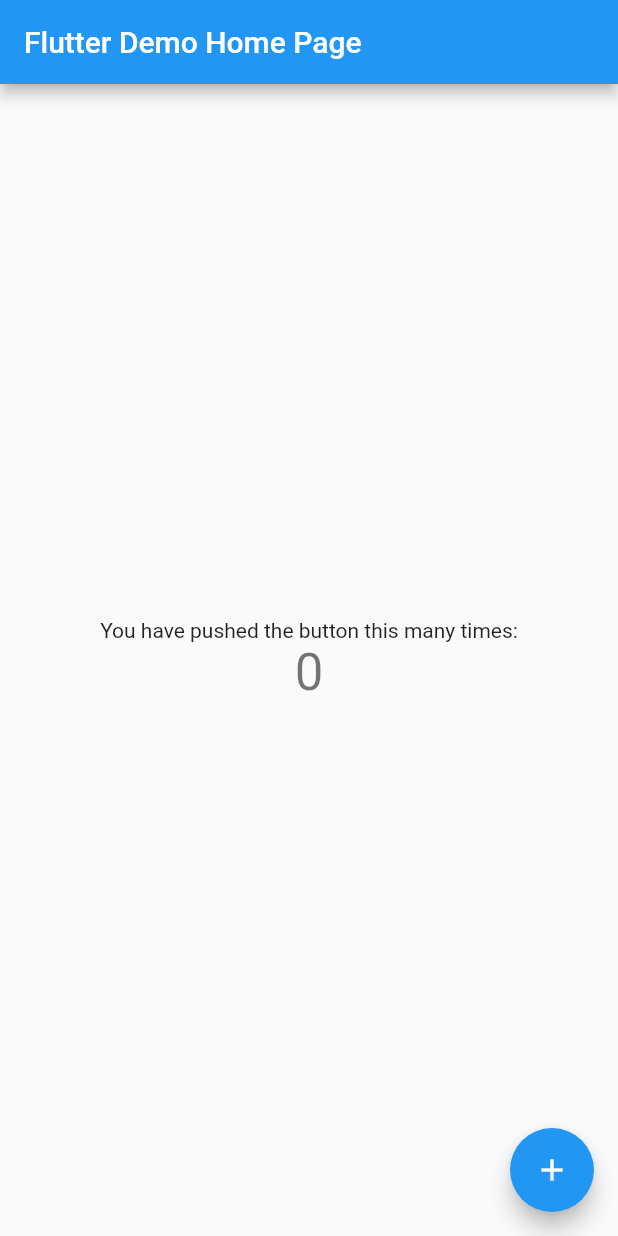
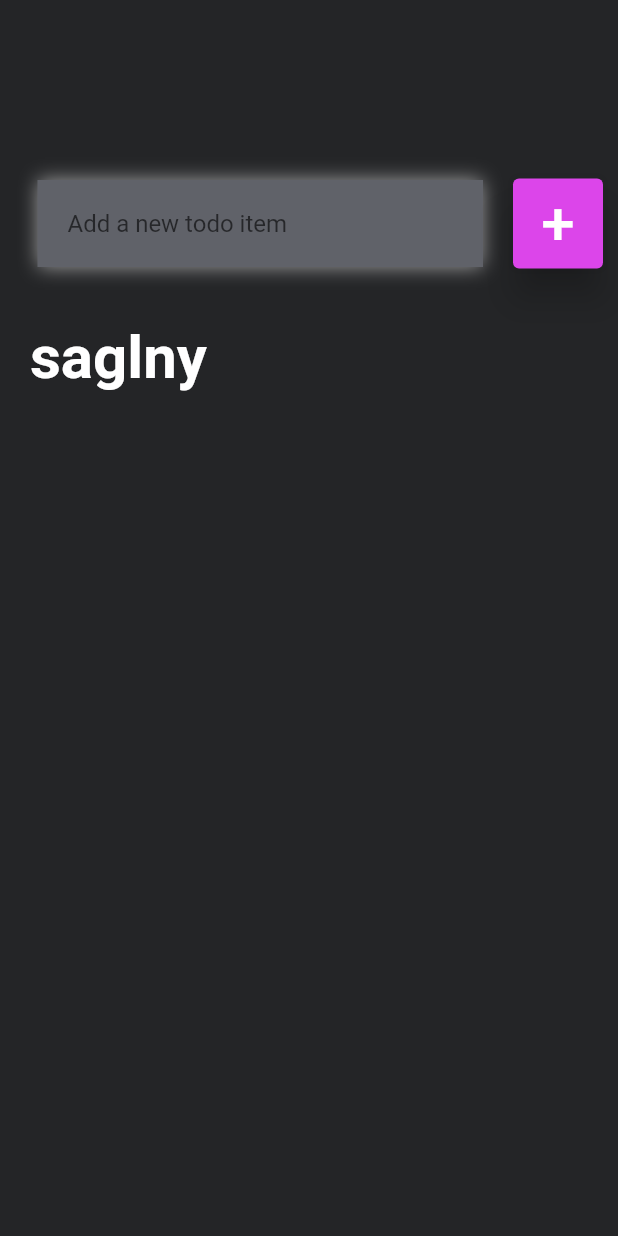
Before and after one commit to lamisab/Flutter-ToDo_list, a Flutter app: the screen it shows after launch, on a phone screen of 412 x 824 dp. Run offline on Flutter 3.47's test engine with Material 2 defaults, Android fonts, the phone set to English and light mode, and no system bars; our stand-ins replace get.

Commit message:
update with Getx

```diff
--- /dev/null
+++ b/lib/Controller/homecontroller.dart
@@ -0,0 +1,27 @@
+import 'package:get/get_state_manager/get_state_manager.dart';
+
+import '../model/todo.dart';
+
+class homeController extends GetxController {
+  String? id;
+  String? todoText;
+  bool? isDone;
+  final todosList = ToDo.todoList();
+
+  handleToDoChange(ToDo todo) {
+    todo.isDone = !todo.isDone;
+  }
+
+  deleteToDoItem(String id) {
+    todosList.removeWhere((item) => item.id == id);
+    update();
+  }
+
+  addToDoItem(String toDo) {
+    todosList.add(ToDo(
+      id: DateTime.now().millisecondsSinceEpoch.toString(),
+      todoText: toDo,
+    ));
+    update();
+  }
+}
--- /dev/null
+++ b/lib/constants/colors.dart
@@ -0,0 +1,9 @@
+import 'package:flutter/material.dart';
+
+const Color tdRed = Color.fromARGB(255, 220, 69, 234);
+const Color tdBlue = Color.fromARGB(255, 220, 69, 234);
+
+const Color tdBlack = Color(0xFF3A3A3A);
+const Color tdGrey = Color.fromARGB(255, 214, 96, 96);
+
+const Color tdBGColor = Color.fromARGB(255, 36, 37, 39);
--- a/lib/main.dart
+++ b/lib/main.dart
@@ -1,115 +1,22 @@
 import 'package:flutter/material.dart';
+import 'package:flutter/services.dart';
+import './screens/home.dart';
+import 'package:get/get.dart';
 
 void main() {
   runApp(const MyApp());
 }
 
 class MyApp extends StatelessWidget {
-  const MyApp({super.key});
+  const MyApp({Key? key}) : super(key: key);
 
   // This widget is the root of your application.
   @override
   Widget build(BuildContext context) {
-    return MaterialApp(
-      title: 'Flutter Demo',
-      theme: ThemeData(
-        // This is the theme of your application.
-        //
-        // Try running your application with "flutter run". You'll see the
-        // application has a blue toolbar. Then, without quitting the app, try
-        // changing the primarySwatch below to Colors.green and then invoke
-        // "hot reload" (press "r" in the console where you ran "flutter run",
-        // or simply save your changes to "hot reload" in a Flutter IDE).
-        // Notice that the counter didn't reset back to zero; the application
-        // is not restarted.
-        primarySwatch: Colors.blue,
-      ),
-      home: const MyHomePage(title: 'Flutter Demo Home Page'),
+    return GetMaterialApp(
+      debugShowCheckedModeBanner: false,
+      title: 'ToDo App',
+      home: Home(),
     );
   }
 }
-
-class MyHomePage extends StatefulWidget {
-  const MyHomePage({super.key, required this.title});
-
-  // This widget is the home page of your application. It is stateful, meaning
-  // that it has a State object (defined below) that contains fields that affect
-  // how it looks.
-
-  // This class is the configuration for the state. It holds the values (in this
-  // case the title) provided by the parent (in this case the App widget) and
-  // used by the build method of the State. Fields in a Widget subclass are
-  // always marked "final".
-
-  final String title;
-
-  @override
-  State<MyHomePage> createState() => _MyHomePageState();
-}
-
-class _MyHomePageState extends State<MyHomePage> {
-  int _counter = 0;
-
-  void _incrementCounter() {
-    setState(() {
-      // This call to setState tells the Flutter framework that something has
-      // changed in this State, which causes it to rerun the build method below
-      // so that the display can reflect the updated values. If we changed
-      // _counter without calling setState(), then the build method would not be
-      // called again, and so nothing would appear to happen.
-      _counter++;
-    });
-  }
-
-  @override
-  Widget build(BuildContext context) {
-    // This method is rerun every time setState is called, for instance as done
-    // by the _incrementCounter method above.
-    //
-    // The Flutter framework has been optimized to make rerunning build methods
-    // fast, so that you can just rebuild anything that needs updating rather
-    // than having to individually change instances of widgets.
-    return Scaffold(
-      appBar: AppBar(
-        // Here we take the value from the MyHomePage object that was created by
-        // the App.build method, and use it to set our appbar title.
-        title: Text(widget.title),
-      ),
-      body: Center(
-        // Center is a layout widget. It takes a single child and positions it
-        // in the middle of the parent.
-        child: Column(
-          // Column is also a layout widget. It takes a list of children and
-          // arranges them vertically. By default, it sizes itself to fit its
-          // children horizontally, and tries to be as tall as its parent.
-          //
-          // Invoke "debug painting" (press "p" in the console, choose the
-          // "Toggle Debug Paint" action from the Flutter Inspector in Android
-          // Studio, or the "Toggle Debug Paint" command in Visual Studio Code)
-          // to see the wireframe for each widget.
-          //
-          // Column has various properties to control how it sizes itself and
-          // how it positions its children. Here we use mainAxisAlignment to
-          // center the children vertically; the main axis here is the vertical
-          // axis because Columns are vertical (the cross axis would be
-          // horizontal).
-          mainAxisAlignment: MainAxisAlignment.center,
-          children: <Widget>[
-            const Text(
-              'You have pushed the button this many times:',
-            ),
-            Text(
-              '$_counter',
-              style: Theme.of(context).textTheme.headline4,
-            ),
-          ],
-        ),
-      ),
-      floatingActionButton: FloatingActionButton(
-        onPressed: _incrementCounter,
-        tooltip: 'Increment',
-        child: const Icon(Icons.add),
-      ), // This trailing comma makes auto-formatting nicer for build methods.
-    );
-  }
-}
--- /dev/null
+++ b/lib/model/todo.dart
@@ -0,0 +1,36 @@
+import 'package:get/get.dart';
+
+class ToDo extends GetxController {
+  String? id;
+  String? todoText;
+  bool isDone;
+
+  ToDo({
+    required this.id,
+    required this.todoText,
+    this.isDone = false,
+  });
+
+  static List<ToDo> todoList() {
+    return [
+      ToDo(id: '01', todoText: 'Morning Excercise', isDone: true),
+      ToDo(id: '02', todoText: 'Buy Groceries', isDone: true),
+      ToDo(
+        id: '03',
+        todoText: 'Check Emails',
+      ),
+      ToDo(
+        id: '04',
+        todoText: 'Team Meeting',
+      ),
+      ToDo(
+        id: '05',
+        todoText: 'Work on mobile apps for 2 hour',
+      ),
+      ToDo(
+        id: '06',
+        todoText: 'Dinner with Jenny',
+      ),
+    ];
+  }
+}
--- /dev/null
+++ b/lib/screens/home.dart
@@ -0,0 +1,120 @@
+import 'dart:convert';
+import 'dart:math';
+
+import 'package:flutter/material.dart';
+import 'package:flutter_todo_app/Controller/homecontroller.dart';
+import 'package:get/get.dart';
+
+import '../model/todo.dart'; //تعريف المتغيرات
+import '../constants/colors.dart'; //colors
+import '../widgets/todo_item.dart'; //تصميم التاسكات
+
+class Home extends StatelessWidget {
+  Home({super.key});
+  final homeController controller = Get.put(homeController());
+
+  @override
+  final todosList = ToDo.todoList();
+  List<ToDo> foundToDo = [];
+  final _todoController = TextEditingController();
+
+  @override
+  Widget build(BuildContext context) {
+    return GetBuilder<homeController>(builder: (controller) {
+      return Scaffold(
+        backgroundColor: tdBGColor,
+        body: Stack(
+          children: [
+            Container(
+              padding: EdgeInsets.symmetric(
+                horizontal: 20,
+                vertical: 15,
+              ),
+              child: Column(
+                children: [
+                  Expanded(
+                    child: ListView(
+                      children: [
+                        Container(
+                          margin: EdgeInsets.only(
+                            top: 200,
+                            bottom: 30,
+                          ),
+                          child: Text(
+                            'saglny',
+                            style: TextStyle(
+                              color: Colors.white,
+                              fontSize: 40,
+                              fontWeight: FontWeight.w600,
+                            ),
+                          ),
+                        ),
+                        for (ToDo todoo in foundToDo.reversed)
+                          ToDoItem(
+                            todo: todoo,
+                            onToDoChanged: controller.handleToDoChange,
+                            onDeleteItem: controller.deleteToDoItem,
+                          ),
+                      ],
+                    ),
+                  )
+                ],
+              ),
+            ),
+            SizedBox(
+              child: Row(children: [
+                Expanded(
+                  child: Container(
+                    margin: EdgeInsets.only(
+                        right: 20, left: 25, top: 120, bottom: 99),
+                    padding: EdgeInsets.symmetric(
+                      horizontal: 20,
+                      vertical: 5,
+                    ),
+                    decoration: BoxDecoration(
+                      color: Color.fromARGB(255, 96, 98, 105),
+                      boxShadow: const [
+                        BoxShadow(
+                          color: Colors.grey,
+                          offset: Offset(0.0, 0.0),
+                          blurRadius: 10.0,
+                          spreadRadius: 0.0,
+                        ),
+                      ],
+                      borderRadius: BorderRadius.circular(0),
+                    ),
+                    child: TextField(
+                      controller: _todoController,
+                      decoration: InputDecoration(
+                          hintText: 'Add a new todo item',
+                          border: InputBorder.none),
+                    ),
+                  ),
+                ),
+                Container(
+                  margin: EdgeInsets.only(top: 21, bottom: 0.0, right: 10),
+                  child: ElevatedButton(
+                    child: Text(
+                      '+',
+                      style: TextStyle(
+                        fontSize: 40,
+                      ),
+                    ),
+                    onPressed: () {
+                      controller.addToDoItem(_todoController.text);
+                    },
+                    style: ElevatedButton.styleFrom(
+                      primary: tdBlue,
+                      minimumSize: Size(60, 60),
+                      elevation: 10,
+                    ),
+                  ),
+                ),
+              ]),
+            ),
+          ],
+        ),
+      );
+    });
+  }
+}
--- /dev/null
+++ b/lib/widgets/todo_item.dart
@@ -0,0 +1,62 @@
+import 'package:flutter/material.dart';
+
+import '../model/todo.dart';
+import '../constants/colors.dart';
+
+class ToDoItem extends StatelessWidget {
+  final ToDo todo;
+  final onToDoChanged;
+  final onDeleteItem;
+
+  const ToDoItem({
+    Key? key,
+    required this.todo,
+    required this.onToDoChanged,
+    required this.onDeleteItem,
+  }) : super(key: key);
+
+  @override
+  Widget build(BuildContext context) {
+    return Container(
+      margin: EdgeInsets.only(bottom: 20),
+      child: ListTile(
+        onTap: () {
+          // print('Clicked on Todo Item.');
+          onToDoChanged(todo);
+        },
+        shape: RoundedRectangleBorder(
+          borderRadius: BorderRadius.circular(35),
+        ),
+        contentPadding: EdgeInsets.symmetric(horizontal: 20, vertical: 5),
+        tileColor: Color.fromARGB(255, 96, 98, 105),
+        leading: Icon(
+          todo.isDone ? Icons.check_circle_rounded : Icons.circle_outlined,
+          color: tdBlue,
+        ),
+        title: Text(
+          todo.todoText!,
+          style: TextStyle(
+            fontSize: 16,
+            color: tdBlack,
+            decoration: todo.isDone ? TextDecoration.lineThrough : null,
+          ),
+        ),
+        trailing: Container(
+          padding: EdgeInsets.all(0),
+          margin: EdgeInsets.symmetric(vertical: 12),
+          height: 35,
+          width: 35,
+          child: IconButton(
+            color: Color.fromARGB(255, 220, 69, 234),
+            iconSize: 18,
+            icon: Icon(Icons.delete),
+            onPressed: () {
+              // print('Clicked on delete icon');
+              onDeleteItem(todo.id);
+            },
+          ),
+        ),
+      ),
+    );
+  }
+}
```
Also changed, not shown: pubspec.yaml (+6 -8 lines), pubspec.lock.
